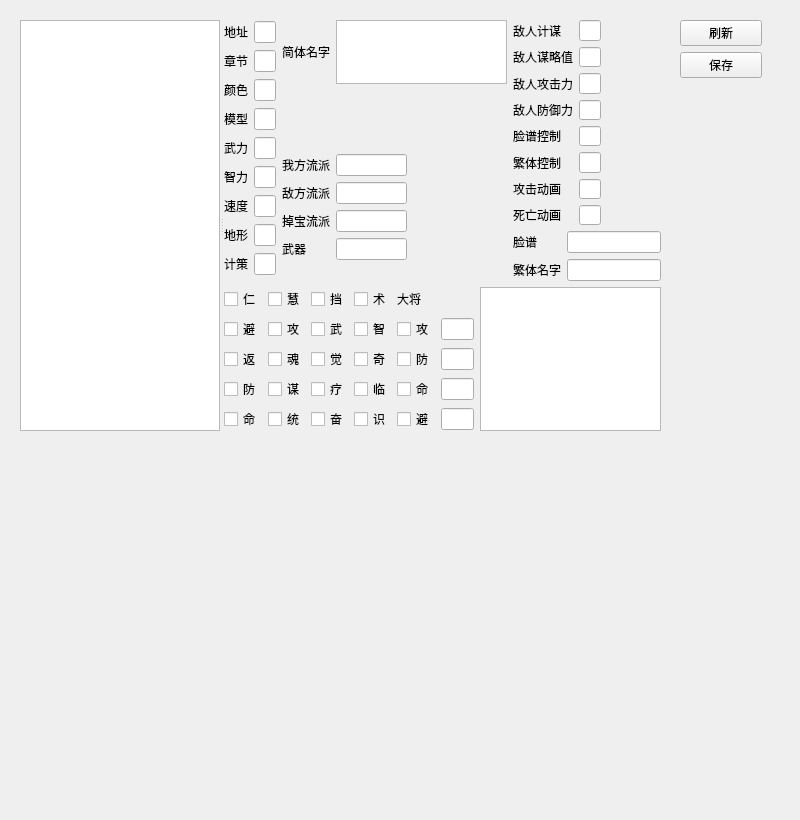
Before: the Qt Designer form militarycommander.ui in NTS2R/nts2r_evo_editor, drawn with Qt 5.
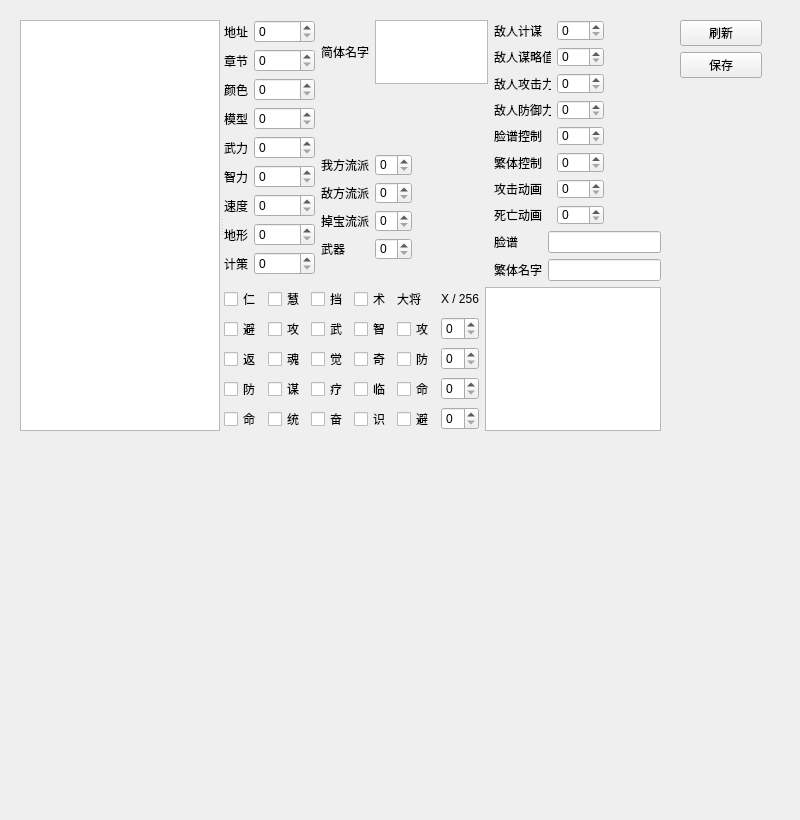
After: the same form once the commit is applied.

Commit message: Use spin box

Diff of the .ui file:
```diff
--- a/militarycommander.ui
+++ b/militarycommander.ui
@@ -107,7 +107,8 @@
      <item>
       <layout class="QHBoxLayout" name="horizontalLayout_3">
        <item>
-        <layout class="QHBoxLayout" name="horizontalLayout_2">
+        <layout class="QHBoxLayout" name="horizontalLayout_2"/>
+       </item>
          <item>
           <layout class="QGridLayout" name="gridLayout">
            <item row="3" column="0">
@@ -124,12 +125,6 @@
              </property>
             </widget>
            </item>
-           <item row="2" column="1">
-            <widget class="QLineEdit" name="colorText"/>
-           </item>
-           <item row="5" column="1">
-            <widget class="QLineEdit" name="zhiliText"/>
-           </item>
            <item row="0" column="0">
             <widget class="QLabel" name="label_17">
              <property name="text">
@@ -151,18 +146,6 @@
              </property>
             </widget>
            </item>
-           <item row="0" column="1">
-            <widget class="QLineEdit" name="dataAddressText"/>
-           </item>
-           <item row="7" column="1">
-            <widget class="QLineEdit" name="dixingText"/>
-           </item>
-           <item row="1" column="1">
-            <widget class="QLineEdit" name="chapterText"/>
-           </item>
-           <item row="6" column="1">
-            <widget class="QLineEdit" name="suduText"/>
-           </item>
            <item row="4" column="0">
             <widget class="QLabel" name="label">
              <property name="text">
@@ -177,12 +160,6 @@
              </property>
             </widget>
            </item>
-           <item row="3" column="1">
-            <widget class="QLineEdit" name="modelText"/>
-           </item>
-           <item row="4" column="1">
-            <widget class="QLineEdit" name="wuliText"/>
-           </item>
            <item row="2" column="0">
             <widget class="QLabel" name="label_4">
              <property name="text">
@@ -190,9 +167,6 @@
              </property>
             </widget>
            </item>
-           <item row="8" column="1">
-            <widget class="QLineEdit" name="jiceText"/>
-           </item>
            <item row="8" column="0">
             <widget class="QLabel" name="label_23">
              <property name="text">
@@ -200,7 +174,83 @@
              </property>
             </widget>
            </item>
-          </layout>
+         <item row="0" column="1">
+          <widget class="QSpinBox" name="dataAddressSpinBox">
+           <property name="maximum">
+            <number>10000000</number>
+           </property>
+           <property name="displayIntegerBase">
+            <number>16</number>
+           </property>
+          </widget>
+         </item>
+         <item row="1" column="1">
+          <widget class="QSpinBox" name="chapterSpinBox">
+           <property name="maximum">
+            <number>7</number>
+           </property>
+          </widget>
+         </item>
+         <item row="2" column="1">
+          <widget class="QSpinBox" name="colorSpinBox">
+           <property name="maximum">
+            <number>15</number>
+           </property>
+           <property name="displayIntegerBase">
+            <number>16</number>
+           </property>
+          </widget>
+         </item>
+         <item row="3" column="1">
+          <widget class="QSpinBox" name="modelSpinBox">
+           <property name="maximum">
+            <number>255</number>
+           </property>
+           <property name="displayIntegerBase">
+            <number>16</number>
+           </property>
+          </widget>
+         </item>
+         <item row="4" column="1">
+          <widget class="QSpinBox" name="wuliSpinBox">
+           <property name="maximum">
+            <number>255</number>
+           </property>
+          </widget>
+         </item>
+         <item row="5" column="1">
+          <widget class="QSpinBox" name="zhiliSpinBox">
+           <property name="maximum">
+            <number>255</number>
+           </property>
+          </widget>
+         </item>
+         <item row="6" column="1">
+          <widget class="QSpinBox" name="suduSpinBox">
+           <property name="maximum">
+            <number>255</number>
+           </property>
+          </widget>
+         </item>
+         <item row="7" column="1">
+          <widget class="QSpinBox" name="dixingSpinBox">
+           <property name="maximum">
+            <number>15</number>
+           </property>
+           <property name="displayIntegerBase">
+            <number>16</number>
+           </property>
+          </widget>
+         </item>
+         <item row="8" column="1">
+          <widget class="QSpinBox" name="jiceSpinBox">
+           <property name="maximum">
+            <number>15</number>
+           </property>
+           <property name="displayIntegerBase">
+            <number>16</number>
+           </property>
+          </widget>
          </item>
         </layout>
        </item>
@@ -208,6 +258,9 @@
         <layout class="QVBoxLayout" name="verticalLayout">
          <item>
           <layout class="QGridLayout" name="gridLayout_3">
+           <item row="1" column="1">
+            <widget class="QTextEdit" name="simpliedNameText"/>
+           </item>
            <item row="1" column="0">
             <widget class="QLabel" name="label_8">
              <property name="text">
@@ -231,9 +284,6 @@
              </property>
             </spacer>
            </item>
-           <item row="1" column="1">
-            <widget class="QTextEdit" name="simpliedNameText"/>
-           </item>
           </layout>
          </item>
          <item>
@@ -291,9 +341,6 @@
              </property>
             </widget>
            </item>
-           <item row="3" column="1">
-            <widget class="QLineEdit" name="weaponText"/>
-           </item>
            <item row="3" column="0">
             <widget class="QLabel" name="label_24">
              <property name="text">
@@ -302,13 +349,41 @@
             </widget>
            </item>
            <item row="0" column="1">
-            <widget class="QLineEdit" name="wofangliupaiText"/>
+            <widget class="QSpinBox" name="wofangliupaiSpinBox">
+             <property name="maximum">
+              <number>143</number>
+             </property>
+             <property name="displayIntegerBase">
+              <number>16</number>
+             </property>
+            </widget>
            </item>
            <item row="1" column="1">
-            <widget class="QLineEdit" name="difangliupaiText"/>
+            <widget class="QSpinBox" name="difangliupaiSpinBox">
+             <property name="maximum">
+              <number>127</number>
+             </property>
+             <property name="displayIntegerBase">
+              <number>16</number>
+             </property>
+            </widget>
            </item>
            <item row="2" column="1">
-            <widget class="QLineEdit" name="diaobaoliupaiText"/>
+            <widget class="QSpinBox" name="diaobaoliupaiSpinBox">
+             <property name="maximum">
+              <number>31</number>
+             </property>
+             <property name="displayIntegerBase">
+              <number>16</number>
+             </property>
+            </widget>
+           </item>
+           <item row="3" column="1">
+            <widget class="QSpinBox" name="weaponSpinBox">
+             <property name="maximum">
+              <number>7</number>
+             </property>
+            </widget>
            </item>
           </layout>
          </item>
@@ -318,18 +393,6 @@
         <layout class="QVBoxLayout" name="verticalLayout_2">
          <item>
           <layout class="QGridLayout" name="gridLayout_8">
-           <item row="2" column="1">
-            <widget class="QLineEdit" name="gongjiliText"/>
-           </item>
-           <item row="1" column="1">
-            <widget class="QLineEdit" name="moulvezhiText"/>
-           </item>
-           <item row="5" column="1">
-            <widget class="QLineEdit" name="chtNameControlText"/>
-           </item>
-           <item row="7" column="1">
-            <widget class="QLineEdit" name="deadAnimationTextEdit"/>
-           </item>
            <item row="7" column="0">
             <widget class="QLabel" name="label_16">
              <property name="text">
@@ -337,26 +400,23 @@
              </property>
             </widget>
            </item>
-           <item row="4" column="1">
-            <widget class="QLineEdit" name="faceControlText"/>
-           </item>
-           <item row="1" column="0">
-            <widget class="QLabel" name="label_19">
-             <property name="text">
-              <string>敌人谋略值</string>
+           <item row="1" column="1">
+            <widget class="QSpinBox" name="moulvezhiSpinBox">
+             <property name="maximum">
+              <number>255</number>
              </property>
             </widget>
            </item>
-           <item row="6" column="0">
-            <widget class="QLabel" name="label_15">
-             <property name="text">
-              <string>攻击动画</string>
+           <item row="0" column="1">
+            <widget class="QSpinBox" name="jimouSpinBox">
+             <property name="maximum">
+              <number>31</number>
              </property>
+             <property name="displayIntegerBase">
+              <number>16</number>
+             </property>
             </widget>
            </item>
-           <item row="6" column="1">
-            <widget class="QLineEdit" name="attackAnimationTextEdit"/>
-           </item>
            <item row="3" column="0">
             <widget class="QLabel" name="label_21">
              <property name="text">
@@ -364,33 +424,6 @@
              </property>
             </widget>
            </item>
-           <item row="2" column="0">
-            <widget class="QLabel" name="label_20">
-             <property name="text">
-              <string>敌人攻击力</string>
-             </property>
-            </widget>
-           </item>
-           <item row="0" column="1">
-            <widget class="QLineEdit" name="jimouText"/>
-           </item>
-           <item row="4" column="0">
-            <widget class="QLabel" name="label_13">
-             <property name="text">
-              <string>脸谱控制</string>
-             </property>
-            </widget>
-           </item>
-           <item row="3" column="1">
-            <widget class="QLineEdit" name="fangyuliText"/>
-           </item>
-           <item row="0" column="0">
-            <widget class="QLabel" name="label_18">
-             <property name="text">
-              <string>敌人计谋</string>
-             </property>
-            </widget>
-           </item>
            <item row="5" column="0">
             <widget class="QLabel" name="label_14">
              <property name="text">
@@ -398,6 +431,95 @@
              </property>
             </widget>
            </item>
+           <item row="3" column="1">
+            <widget class="QSpinBox" name="fangyuliSpinBox">
+             <property name="maximum">
+              <number>255</number>
+             </property>
+            </widget>
+           </item>
+           <item row="0" column="0">
+            <widget class="QLabel" name="label_18">
+             <property name="text">
+              <string>敌人计谋</string>
+             </property>
+            </widget>
+           </item>
+           <item row="5" column="1">
+            <widget class="QSpinBox" name="chtNameControlSpinBox">
+             <property name="maximum">
+              <number>15</number>
+             </property>
+             <property name="displayIntegerBase">
+              <number>16</number>
+             </property>
+            </widget>
+           </item>
+           <item row="7" column="1">
+            <widget class="QSpinBox" name="deadAnimationSpinBox">
+             <property name="maximum">
+              <number>255</number>
+             </property>
+             <property name="displayIntegerBase">
+              <number>16</number>
+             </property>
+            </widget>
+           </item>
+           <item row="4" column="1">
+            <widget class="QSpinBox" name="faceControlSpinBox">
+             <property name="maximum">
+              <number>15</number>
+             </property>
+             <property name="displayIntegerBase">
+              <number>16</number>
+             </property>
+            </widget>
+           </item>
+           <item row="4" column="0">
+            <widget class="QLabel" name="label_13">
+             <property name="text">
+              <string>脸谱控制</string>
+             </property>
+            </widget>
+           </item>
+           <item row="6" column="0">
+            <widget class="QLabel" name="label_15">
+             <property name="text">
+              <string>攻击动画</string>
+             </property>
+            </widget>
+           </item>
+           <item row="1" column="0">
+            <widget class="QLabel" name="label_19">
+             <property name="text">
+              <string>敌人谋略值</string>
+             </property>
+            </widget>
+           </item>
+           <item row="6" column="1">
+            <widget class="QSpinBox" name="attackAnimationSpinBox">
+             <property name="maximum">
+              <number>255</number>
+             </property>
+             <property name="displayIntegerBase">
+              <number>16</number>
+             </property>
+            </widget>
+           </item>
+           <item row="2" column="0">
+            <widget class="QLabel" name="label_20">
+             <property name="text">
+              <string>敌人攻击力</string>
+             </property>
+            </widget>
+           </item>
+           <item row="2" column="1">
+            <widget class="QSpinBox" name="gongjiliSpinBox">
+             <property name="maximum">
+              <number>255</number>
+             </property>
+            </widget>
+           </item>
            <item row="4" column="2">
             <spacer name="horizontalSpacer">
              <property name="orientation">
@@ -425,9 +547,6 @@
              </property>
             </widget>
            </item>
-           <item row="0" column="1">
-            <widget class="QLineEdit" name="faceText"/>
-           </item>
            <item row="1" column="0">
             <widget class="QLabel" name="label_7">
              <property name="text">
@@ -438,6 +557,9 @@
            <item row="1" column="1">
             <widget class="QLineEdit" name="traditionalNameText"/>
            </item>
+           <item row="0" column="1">
+            <widget class="QLineEdit" name="faceText"/>
+           </item>
           </layout>
          </item>
         </layout>
@@ -613,9 +735,6 @@
            </property>
           </widget>
          </item>
-         <item row="3" column="1">
-          <widget class="QLineEdit" name="mingText"/>
-         </item>
          <item row="1" column="0">
           <widget class="QCheckBox" name="gongCheck">
            <property name="text">
@@ -623,15 +742,6 @@
            </property>
           </widget>
          </item>
-         <item row="2" column="1">
-          <widget class="QLineEdit" name="fangText"/>
-         </item>
-         <item row="1" column="1">
-          <widget class="QLineEdit" name="gongText"/>
-         </item>
-         <item row="4" column="1">
-          <widget class="QLineEdit" name="biText"/>
-         </item>
          <item row="0" column="0">
           <widget class="QLabel" name="label_25">
            <property name="text">
@@ -639,6 +749,53 @@
            </property>
           </widget>
          </item>
+         <item row="1" column="1">
+          <widget class="QSpinBox" name="gongSpinBox">
+           <property name="maximum">
+            <number>255</number>
+           </property>
+           <property name="displayIntegerBase">
+            <number>16</number>
+           </property>
+          </widget>
+         </item>
+         <item row="2" column="1">
+          <widget class="QSpinBox" name="fangSpinBox">
+           <property name="maximum">
+            <number>255</number>
+           </property>
+           <property name="displayIntegerBase">
+            <number>16</number>
+           </property>
+          </widget>
+         </item>
+         <item row="3" column="1">
+          <widget class="QSpinBox" name="mingSpinBox">
+           <property name="maximum">
+            <number>255</number>
+           </property>
+           <property name="displayIntegerBase">
+            <number>16</number>
+           </property>
+          </widget>
+         </item>
+         <item row="4" column="1">
+          <widget class="QSpinBox" name="biSpinBox">
+           <property name="maximum">
+            <number>255</number>
+           </property>
+           <property name="displayIntegerBase">
+            <number>16</number>
+           </property>
+          </widget>
+         </item>
+         <item row="0" column="1">
+          <widget class="QLabel" name="label_26">
+           <property name="text">
+            <string>X / 256</string>
+           </property>
+          </widget>
+         </item>
         </layout>
        </item>
        <item>
```
Lines whose indentation alone changed are shown as unchanged. The commit also changes 1 other file.
